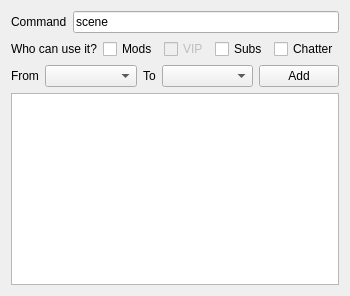
Above: components/scene_changer.ui from edoren/EdoBot before the change. Below: the same form after it.
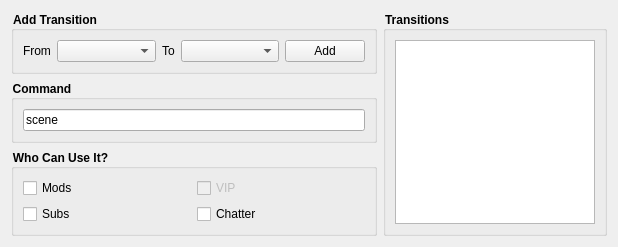
That is the form after the change.

Commit message:
Improve scene_change component style
- Fixed bug when components are being added multiple times

Patch:
```diff
--- a/components/scene_changer.ui
+++ b/components/scene_changer.ui
@@ -2,45 +2,127 @@
 <ui version="4.0">
  <class>SceneChangerConfig</class>
  <widget class="QWidget" name="SceneChangerConfig">
+  <property name="geometry">
+   <rect>
+    <x>0</x>
+    <y>0</y>
+    <width>618</width>
+    <height>222</height>
+   </rect>
+  </property>
   <property name="windowTitle">
    <string>Form</string>
   </property>
-  <layout class="QVBoxLayout" name="vertical_layout">
+  <layout class="QHBoxLayout" name="horizontalLayout">
    <item>
-    <layout class="QHBoxLayout" name="command_input_layout">
+    <layout class="QVBoxLayout" name="verticalLayout">
+     <property name="sizeConstraint">
+      <enum>QLayout::SetMaximumSize</enum>
+     </property>
      <item>
-      <widget class="QLabel" name="command_label">
+      <widget class="QGroupBox" name="groupBox">
+       <property name="styleSheet">
+        <string notr="true">QGroupBox { font-weight: bold; }</string>
+       </property>
+       <property name="title">
+        <string>Add Transition</string>
+       </property>
+       <layout class="QHBoxLayout" name="horizontalLayout_3">
+        <item>
+         <widget class="QLabel" name="from_label">
        <property name="text">
+           <string>From</string>
+          </property>
+         </widget>
+        </item>
+        <item>
+         <widget class="QComboBox" name="from_combo_box">
+          <property name="sizePolicy">
+           <sizepolicy hsizetype="Expanding" vsizetype="Fixed">
+            <horstretch>0</horstretch>
+            <verstretch>0</verstretch>
+           </sizepolicy>
+          </property>
+         </widget>
+        </item>
+        <item>
+         <widget class="QLabel" name="to_label">
+          <property name="text">
+           <string>To</string>
+          </property>
+         </widget>
+        </item>
+        <item>
+         <widget class="QComboBox" name="to_combo_box">
+          <property name="sizePolicy">
+           <sizepolicy hsizetype="Expanding" vsizetype="Fixed">
+            <horstretch>0</horstretch>
+            <verstretch>0</verstretch>
+           </sizepolicy>
+          </property>
+         </widget>
+        </item>
+        <item>
+         <widget class="QPushButton" name="add_button">
+          <property name="text">
+           <string>Add</string>
+          </property>
+         </widget>
+        </item>
+       </layout>
+      </widget>
+     </item>
+     <item>
+      <widget class="QGroupBox" name="groupBox_3">
+       <property name="styleSheet">
+        <string notr="true">QGroupBox { font-weight: bold; }</string>
+       </property>
+       <property name="title">
         <string>Command</string>
        </property>
-      </widget>
-     </item>
+       <layout class="QVBoxLayout" name="verticalLayout_8">
      <item>
       <widget class="QLineEdit" name="command_line_edit">
+          <property name="sizePolicy">
+           <sizepolicy hsizetype="MinimumExpanding" vsizetype="Fixed">
+            <horstretch>0</horstretch>
+            <verstretch>0</verstretch>
+           </sizepolicy>
+          </property>
        <property name="text">
         <string>scene</string>
        </property>
       </widget>
      </item>
     </layout>
-   </item>
-   <item>
-    <layout class="QHBoxLayout" name="enabled_users_input_layout">
-     <item>
-      <widget class="QLabel" name="who_can_use_label">
-       <property name="text">
-        <string>Who can use it?</string>
-       </property>
       </widget>
      </item>
      <item>
+      <widget class="QGroupBox" name="groupBox_2">
+       <property name="styleSheet">
+        <string notr="true">QGroupBox { font-weight: bold; }</string>
+       </property>
+       <property name="title">
+        <string>Who Can Use It?</string>
+       </property>
+       <layout class="QVBoxLayout" name="verticalLayout_7">
+        <item>
+         <layout class="QGridLayout" name="gridLayout">
+          <item row="0" column="0">
       <widget class="QCheckBox" name="mod_check_box">
        <property name="text">
         <string>Mods</string>
        </property>
       </widget>
      </item>
-     <item>
+          <item row="1" column="0">
+           <widget class="QCheckBox" name="sub_check_box">
+            <property name="text">
+             <string>Subs</string>
+            </property>
+           </widget>
+          </item>
+          <item row="0" column="1">
       <widget class="QCheckBox" name="vip_check_box">
        <property name="enabled">
         <bool>false</bool>
@@ -50,14 +132,7 @@
        </property>
       </widget>
      </item>
-     <item>
-      <widget class="QCheckBox" name="sub_check_box">
-       <property name="text">
-        <string>Subs</string>
-       </property>
-      </widget>
-     </item>
-     <item>
+          <item row="1" column="1">
       <widget class="QCheckBox" name="chatter_check_box">
        <property name="text">
         <string>Chatter</string>
@@ -66,57 +141,67 @@
      </item>
     </layout>
    </item>
-   <item>
-    <layout class="QHBoxLayout" name="scene_change_input_layout">
-     <item>
-      <widget class="QLabel" name="from_label">
-       <property name="text">
-        <string>From</string>
-       </property>
+       </layout>
       </widget>
      </item>
      <item>
-      <widget class="QComboBox" name="from_combo_box">
-       <property name="sizePolicy">
-        <sizepolicy hsizetype="Expanding" vsizetype="Fixed">
-         <horstretch>0</horstretch>
-         <verstretch>0</verstretch>
-        </sizepolicy>
+      <spacer name="verticalSpacer">
+       <property name="orientation">
+        <enum>Qt::Vertical</enum>
        </property>
-      </widget>
-     </item>
-     <item>
-      <widget class="QLabel" name="to_label">
-       <property name="text">
-        <string>To</string>
+       <property name="sizeHint" stdset="0">
+        <size>
+         <width>0</width>
+         <height>0</height>
+        </size>
        </property>
-      </widget>
+      </spacer>
      </item>
-     <item>
-      <widget class="QComboBox" name="to_combo_box">
-       <property name="sizePolicy">
-        <sizepolicy hsizetype="Expanding" vsizetype="Fixed">
-         <horstretch>0</horstretch>
-         <verstretch>0</verstretch>
-        </sizepolicy>
-       </property>
-      </widget>
+    </layout>
      </item>
      <item>
-      <widget class="QPushButton" name="add_button">
-       <property name="text">
-        <string>Add</string>
+    <layout class="QVBoxLayout" name="verticalLayout_2">
+     <item>
+      <widget class="QGroupBox" name="groupBox_4">
+       <property name="styleSheet">
+        <string notr="true">QGroupBox { font-weight: bold; }</string>
        </property>
-      </widget>
-     </item>
-    </layout>
-   </item>
+       <property name="title">
+        <string>Transitions</string>
+       </property>
+       <layout class="QVBoxLayout" name="verticalLayout_3">
    <item>
     <widget class="QListWidget" name="scene_changes_widget">
+          <property name="sizePolicy">
+           <sizepolicy hsizetype="Minimum" vsizetype="Expanding">
+            <horstretch>0</horstretch>
+            <verstretch>0</verstretch>
+           </sizepolicy>
+          </property>
+          <property name="maximumSize">
+           <size>
+            <width>200</width>
+            <height>16777215</height>
+           </size>
+          </property>
      <property name="contextMenuPolicy">
       <enum>Qt::CustomContextMenu</enum>
      </property>
-    </widget>
+          <property name="styleSheet">
+           <string notr="true">QLabel { padding: 0 5px 0 5px; }
+QListWidget::item { color: transparent; }</string>
+          </property>
+          <item>
+           <property name="text">
+            <string>dasdsad</string>
+           </property>
+          </item>
+         </widget>
+        </item>
+       </layout>
+      </widget>
+     </item>
+    </layout>
    </item>
   </layout>
  </widget>
```
Lines whose indentation alone changed are shown as unchanged. The commit also changes 1 other file.
